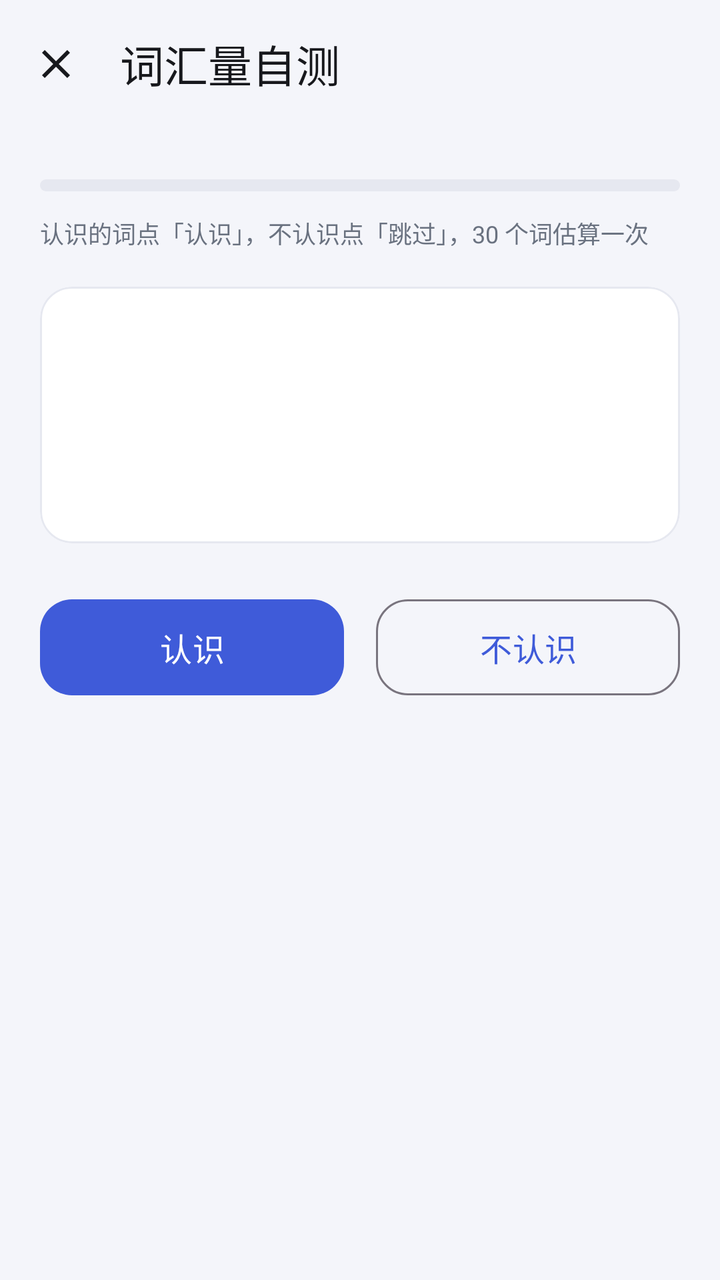
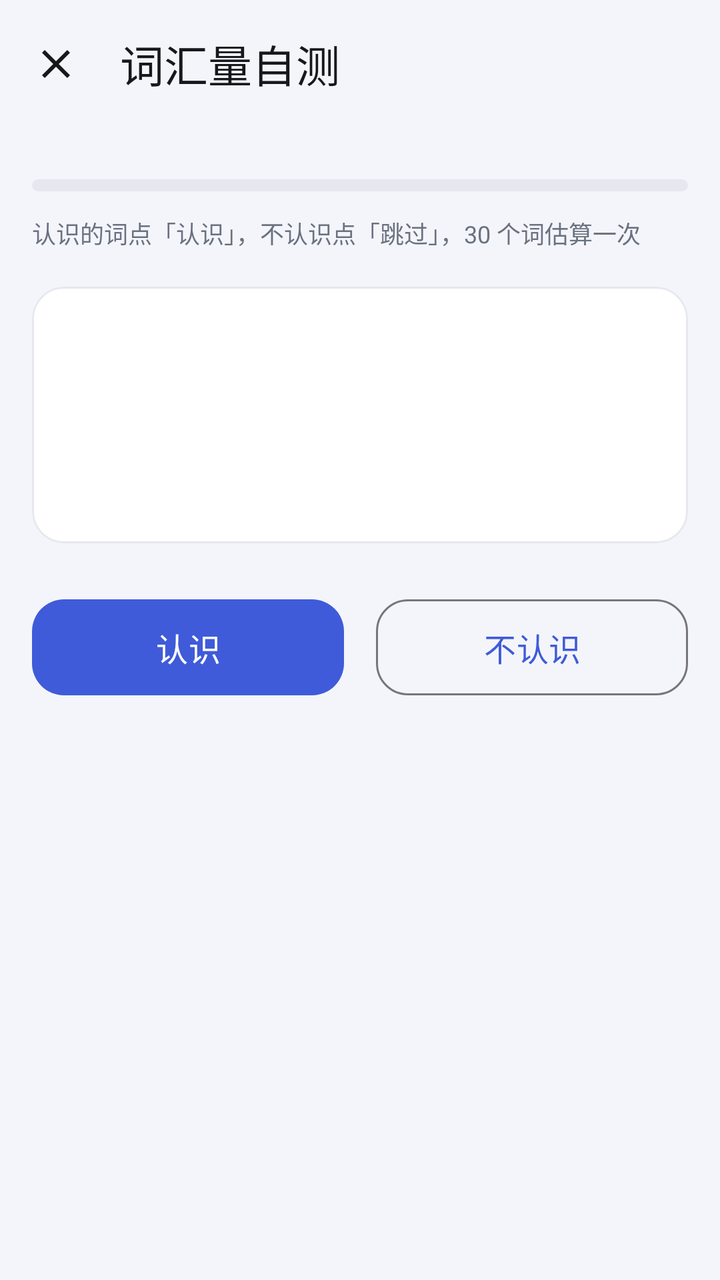

Screens rendered from an Android XML layout before and after an edit, with the pre-edit source and the edit as a unified diff.
<!-- AndroidManifest.xml: application theme Theme.WordDrill -->
<!-- res/layout/activity_vocab_test.xml -->
<?xml version="1.0" encoding="utf-8"?>
<LinearLayout xmlns:android="http://schemas.android.com/apk/res/android"
    xmlns:app="http://schemas.android.com/apk/res-auto"
    android:id="@+id/root"
    android:layout_width="match_parent"
    android:layout_height="match_parent"
    android:background="@color/bg"
    android:orientation="vertical">

    <com.google.android.material.appbar.MaterialToolbar
        android:id="@+id/toolbar"
        style="@style/Toolbar.WordDrill"
        android:layout_width="match_parent"
        android:layout_height="?attr/actionBarSize"
        app:navigationIcon="@drawable/ic_close"
        app:title="@string/vocab_test_title" />

    <LinearLayout
        android:layout_width="match_parent"
        android:layout_height="wrap_content"
        android:orientation="vertical"
        android:paddingStart="20dp"
        android:paddingEnd="20dp">

        <TextView
            android:id="@+id/tvProgress"
            android:layout_width="match_parent"
            android:layout_height="wrap_content"
            android:textColor="@color/text_secondary"
            android:textSize="13sp" />

        <com.google.android.material.progressindicator.LinearProgressIndicator
            android:id="@+id/progressBar"
            android:layout_width="match_parent"
            android:layout_height="wrap_content"
            android:layout_marginTop="8dp"
            android:max="30"
            app:indicatorColor="@color/brand"
            app:trackColor="@color/divider"
            app:trackCornerRadius="3dp"
            app:trackStopIndicatorSize="0dp"
            app:trackThickness="6dp" />

        <TextView
            android:id="@+id/tvHint"
            android:layout_width="match_parent"
            android:layout_height="wrap_content"
            android:layout_marginTop="12dp"
            android:text="@string/vocab_test_hint"
            android:textColor="@color/text_hint"
            android:textSize="12sp" />

        <com.google.android.material.card.MaterialCardView
            android:id="@+id/cardWord"
            android:layout_width="match_parent"
            android:layout_height="wrap_content"
            android:layout_marginTop="18dp"
            app:cardBackgroundColor="@color/surface"
            app:cardCornerRadius="16dp"
            app:cardElevation="0dp"
            app:strokeColor="@color/divider"
            app:strokeWidth="1dp">

            <LinearLayout
                android:layout_width="match_parent"
                android:layout_height="wrap_content"
                android:gravity="center"
                android:orientation="vertical"
                android:paddingStart="18dp"
                android:paddingTop="28dp"
                android:paddingEnd="18dp"
                android:paddingBottom="28dp">

                <TextView
                    android:id="@+id/tvWord"
                    android:layout_width="match_parent"
                    android:layout_height="wrap_content"
                    android:gravity="center"
                    android:textColor="@color/text_primary"
                    android:textSize="34sp"
                    android:textStyle="bold" />

                <TextView
                    android:id="@+id/tvPhonetic"
                    android:layout_width="match_parent"
                    android:layout_height="wrap_content"
                    android:layout_marginTop="8dp"
                    android:gravity="center"
                    android:textColor="@color/text_secondary"
                    android:textSize="14sp" />
            </LinearLayout>
        </com.google.android.material.card.MaterialCardView>

        <LinearLayout
            android:id="@+id/answerRow"
            android:layout_width="match_parent"
            android:layout_height="wrap_content"
            android:layout_marginTop="24dp"
            android:orientation="horizontal">

            <com.google.android.material.button.MaterialButton
                android:id="@+id/btnKnown"
                android:layout_width="0dp"
                android:layout_height="56dp"
                android:layout_marginEnd="8dp"
                android:layout_weight="1"
                android:text="@string/vocab_test_known"
                android:textSize="16sp"
                app:cornerRadius="16dp" />

            <com.google.android.material.button.MaterialButton
                android:id="@+id/btnSkip"
                style="@style/Widget.Material3.Button.OutlinedButton"
                android:layout_width="0dp"
                android:layout_height="56dp"
                android:layout_marginStart="8dp"
                android:layout_weight="1"
                android:text="@string/vocab_test_skip"
                android:textSize="16sp"
                app:cornerRadius="16dp" />
        </LinearLayout>

        <TextView
            android:id="@+id/tvResult"
            android:layout_width="match_parent"
            android:layout_height="wrap_content"
            android:layout_marginTop="24dp"
            android:lineSpacingExtra="4dp"
            android:textColor="@color/text_primary"
            android:textSize="15sp"
            android:visibility="gone" />
    </LinearLayout>
</LinearLayout>
<!-- resources referenced by this layout -->
<resources>
  <color name="bg">#F4F5FA</color>
  <color name="brand">#3F5BD9</color>
  <color name="divider">#E6E8F0</color>
  <color name="surface">#FFFFFF</color>
  <color name="text_hint">#6A7280</color>
  <color name="text_primary">#17181C</color>
  <color name="text_secondary">#5B6172</color>
  <!-- drawable ic_close (drawable) -->
  <?xml version="1.0" encoding="utf-8"?>
  <vector xmlns:android="http://schemas.android.com/apk/res/android"
      android:width="24dp"
      android:height="24dp"
      android:viewportWidth="24"
      android:viewportHeight="24">
      <path
          android:fillColor="#FFFFFF"
          android:pathData="M19,6.41L17.59,5 12,10.59 6.41,5 5,6.41 10.59,12 5,17.59 6.41,19 12,13.41 17.59,19 19,17.59 13.41,12z" />
  </vector>
  <string name="vocab_test_hint">认识的词点「认识」，不认识点「跳过」，30 个词估算一次</string>
  <string name="vocab_test_known">认识</string>
  <string name="vocab_test_skip">不认识</string>
  <string name="vocab_test_title">词汇量自测</string>
  <style name="Toolbar.WordDrill" parent="Widget.Material3.Toolbar">
          <item name="android:background">@color/bg</item>
          <item name="titleTextColor">@color/text_primary</item>
          <item name="subtitleTextColor">@color/text_secondary</item>
          <item name="navigationIconTint">@color/text_primary</item>
      </style>
  <style name="Theme.WordDrill" parent="Theme.Material3.DayNight.NoActionBar">
          <item name="colorPrimary">@color/brand</item>
          <item name="colorOnPrimary">@color/white</item>
          <item name="colorPrimaryContainer">@color/brand_container</item>
          <item name="colorOnPrimaryContainer">@color/brand_dark</item>
          <item name="colorSecondary">@color/accent</item>
          <item name="colorSurface">@color/surface</item>
          <item name="android:colorBackground">@color/bg</item>
          <item name="android:windowBackground">@color/bg</item>
          <item name="android:statusBarColor">@color/bg</item>
          <item name="android:navigationBarColor">@color/bg</item>
          <item name="android:windowLightStatusBar">@bool/light_status_bar</item>
      </style>
  <color name="white">#FFFFFF</color>
  <color name="brand_container">#E4E9FF</color>
  <color name="brand_dark">#1D2B6B</color>
  <color name="accent">#C97A00</color>
</resources>

<!-- the commit's change to res/layout/activity_vocab_test.xml (unified diff, before → after) -->
@@ -19,8 +19,8 @@
         android:layout_width="match_parent"
         android:layout_height="wrap_content"
         android:orientation="vertical"
-        android:paddingStart="20dp"
-        android:paddingEnd="20dp">
+        android:paddingStart="16dp"
+        android:paddingEnd="16dp">
 
         <TextView
             android:id="@+id/tvProgress"
